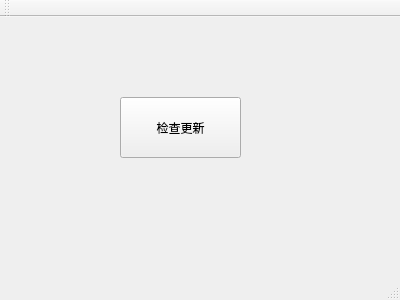
This is src/AutoUpdater/mainwindow.ui in XiaoHG/QTUpdateProject as Qt 5 draws it before an edit. The edited form follows.
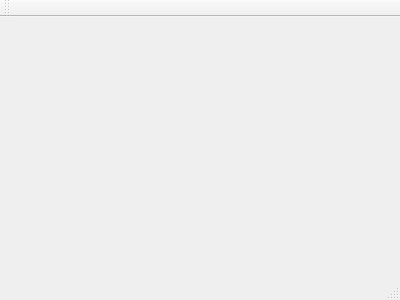
This is the edited form.

```diff
--- a/src/AutoUpdater/mainwindow.ui
+++ b/src/AutoUpdater/mainwindow.ui
@@ -13,21 +13,7 @@
   <property name="windowTitle">
    <string>MainWindow</string>
   </property>
-  <widget class="QWidget" name="centralWidget">
-   <widget class="QPushButton" name="pushButton">
-    <property name="geometry">
-     <rect>
-      <x>120</x>
-      <y>80</y>
-      <width>121</width>
-      <height>61</height>
-     </rect>
-    </property>
-    <property name="text">
-     <string>检查更新</string>
-    </property>
-   </widget>
-  </widget>
+  <widget class="QWidget" name="centralWidget"/>
   <widget class="QMenuBar" name="menuBar">
    <property name="geometry">
     <rect>
```
